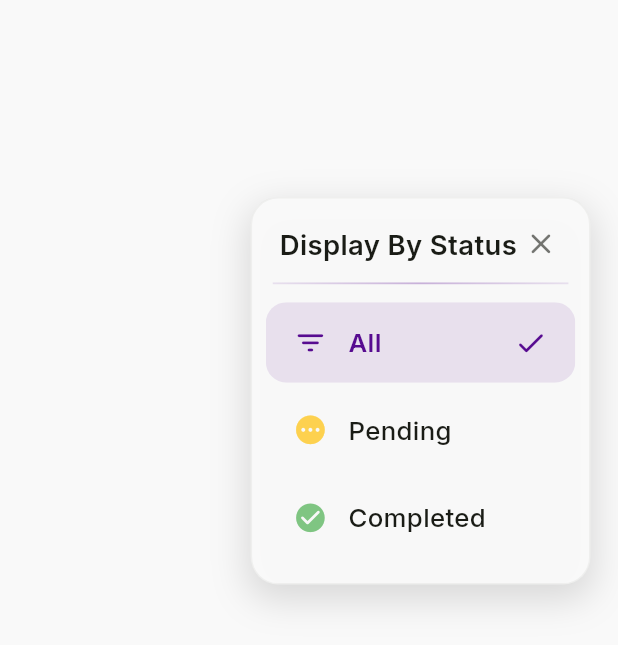
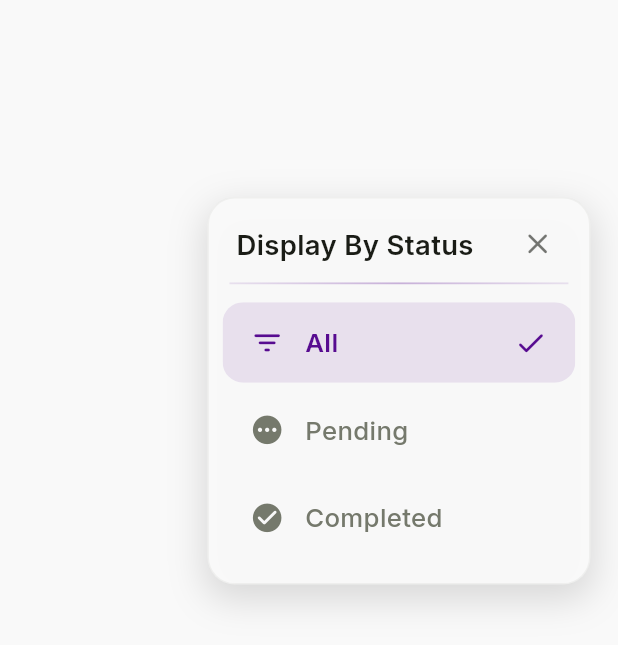
Before and after one commit to MOSTechGlobal/mos_checkin, a Flutter app: the FilterPopupMenu widget shown alone on an empty page, opened directly, on a phone screen of 412 x 824 dp. Shown: the top 645 px of the screen. Run offline on Flutter 3.47's test engine with Material 3 defaults, Android fonts, the phone set to English and light mode, and no system bars; our stand-ins replace bloc, firebase_auth, firebase_core, firebase_messaging, flutter_advanced_drawer, flutter_bloc and 12 more; missing offline and left inert: alarm, new_version_plus, s3_storage; accounts and stored records are empty; network calls fail.

Commit message:
filter width

```diff
--- a/lib/views/form_view/widgets/filter_popup_menu.dart
+++ b/lib/views/form_view/widgets/filter_popup_menu.dart
@@ -92,7 +92,7 @@ class _FilterPopupMenuState extends State<FilterPopupMenu>
     return Material(
       color: Colors.transparent,
       child: Container(
-        width: screenWidth * 0.55,
+        width: screenWidth * 0.62,
         decoration: BoxDecoration(
           color: colorScheme.surface.withOpacity(0.98),
           borderRadius: BorderRadius.circular(16.r),
@@ -129,7 +129,6 @@ class _FilterPopupMenuState extends State<FilterPopupMenu>
               colorScheme,
               'all',
               Icons.filter_list_rounded,
-              colorScheme.primary,
             )),
             Obx(() => _buildMenuItem(
               context,
@@ -142,7 +141,6 @@ class _FilterPopupMenuState extends State<FilterPopupMenu>
               colorScheme,
               'pending',
               Icons.pending_rounded,
-              Colors.amber,
             )),
             Obx(() => _buildMenuItem(
               context,
@@ -155,7 +153,6 @@ class _FilterPopupMenuState extends State<FilterPopupMenu>
               colorScheme,
               'completed',
               Icons.check_circle_rounded,
-              Colors.green,
             )),
           ],
         ),
@@ -220,7 +217,6 @@ class _FilterPopupMenuState extends State<FilterPopupMenu>
       ColorScheme colorScheme,
       String statusCode,
       IconData icon,
-      Color iconColor,
       ) {
     // Directly compare with the controller's value to determine if selected
     final isSelected = controller.selectedStatus.value == statusCode;
@@ -251,7 +247,7 @@ class _FilterPopupMenuState extends State<FilterPopupMenu>
                     size: 20.sp,
                     color: isSelected
                         ? colorScheme.primary
-                        : iconColor.withOpacity(0.7),
+                        : colorScheme.outline
                   ),
                   SizedBox(width: 12.w),
                   Text(
@@ -261,7 +257,7 @@ class _FilterPopupMenuState extends State<FilterPopupMenu>
                       fontWeight: isSelected ? FontWeight.w600 : FontWeight.w500,
                       color: isSelected
                           ? colorScheme.primary
-                          : colorScheme.onSurface,
+                          : colorScheme.outline,
                     ),
                   ),
                   if (isSelected) ...[
```
Also changed, not shown: lib/views/shifts_view/shift_request_view/widgets/filter_popup_menu.dart (+3 -8 lines), 3 other files.
